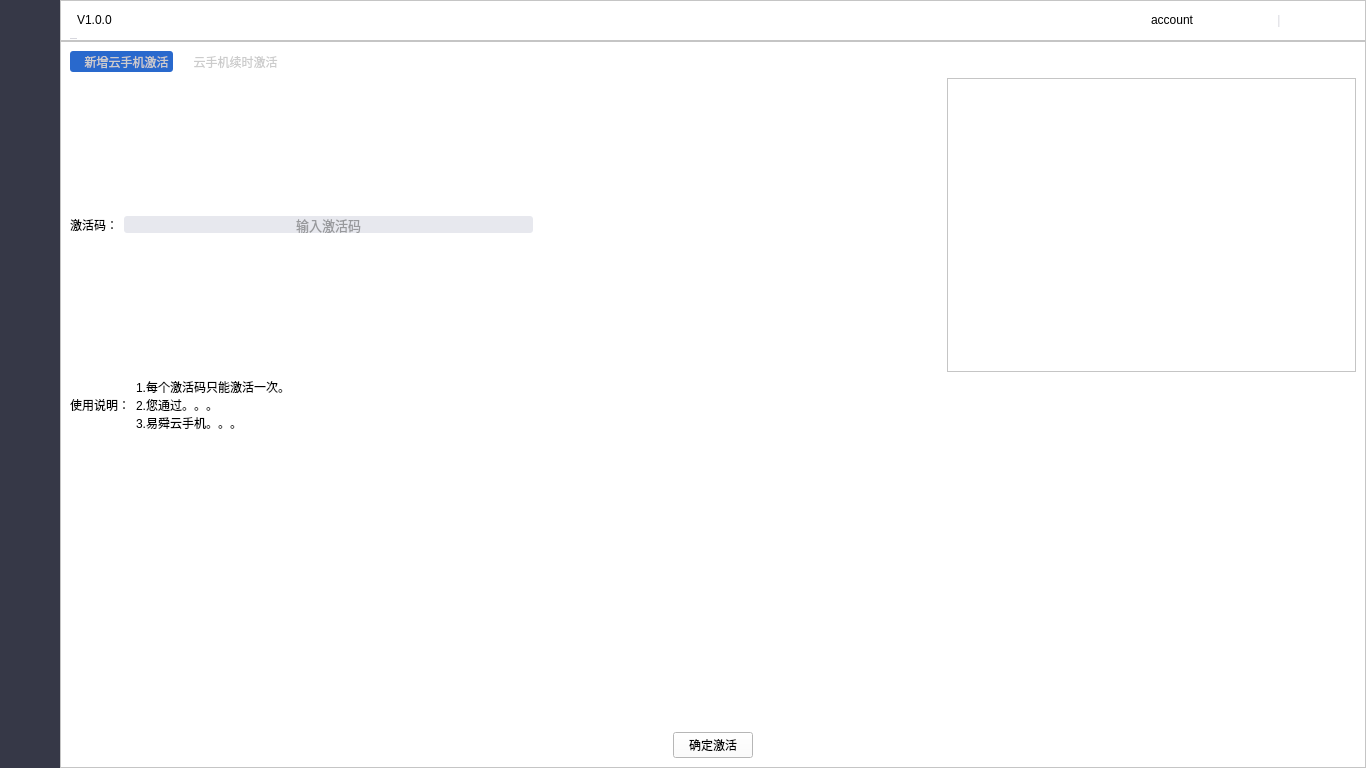
Old version of the form mainwindow.ui in the repository ZhouMei20220810/TEST.
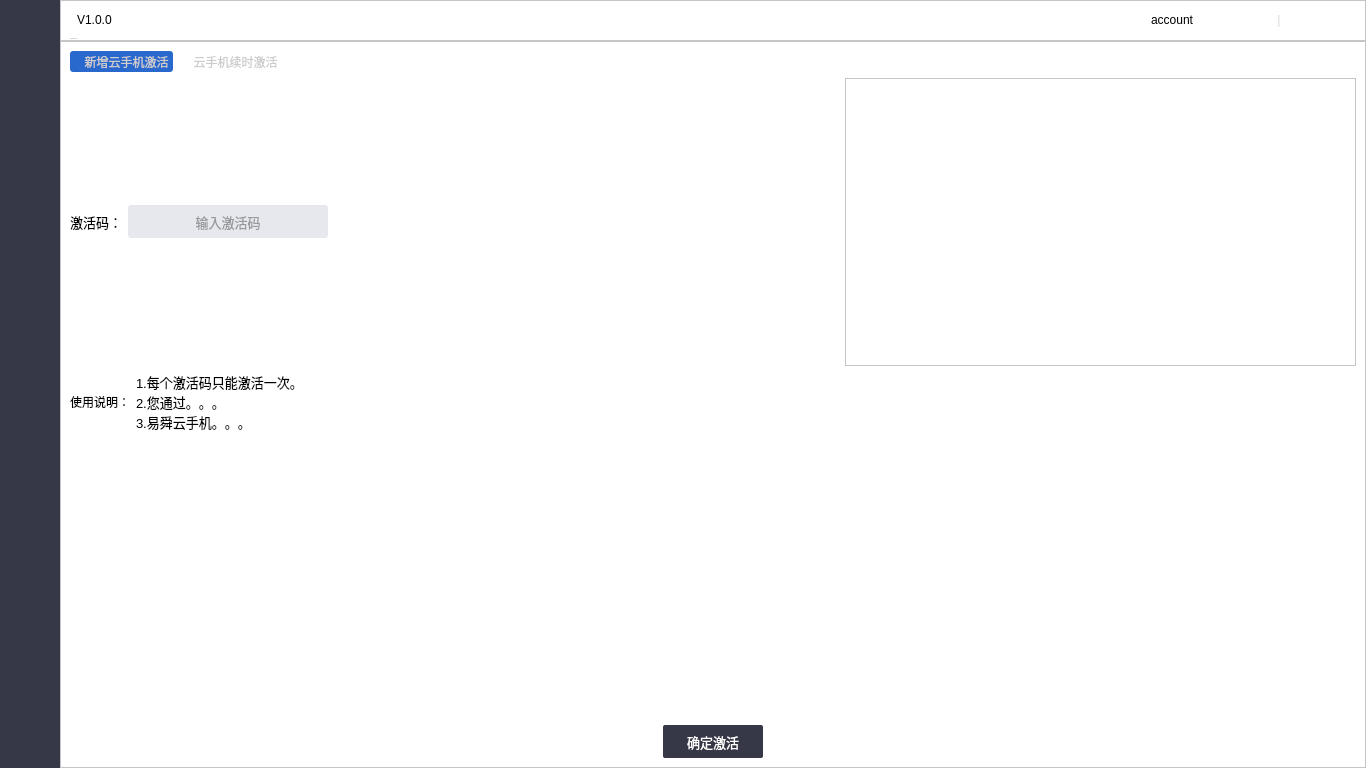
New version of the form. The open tabs and pages were chosen to show the change. Icons and pictures are not drawn.

Commit message: 备份创建订单页

```diff
--- a/mainwindow.ui
+++ b/mainwindow.ui
@@ -2117,6 +2117,11 @@
                    <height>195</height>
                   </size>
                  </property>
+                 <property name="font">
+                  <font>
+                   <pointsize>10</pointsize>
+                  </font>
+                 </property>
                  <property name="text">
                   <string>激活码：</string>
                  </property>
@@ -2127,13 +2132,13 @@
                  <property name="minimumSize">
                   <size>
                    <width>0</width>
-                   <height>0</height>
+                   <height>33</height>
                   </size>
                  </property>
                  <property name="maximumSize">
                   <size>
-                   <width>16777215</width>
-                   <height>16777215</height>
+                   <width>200</width>
+                   <height>33</height>
                   </size>
                  </property>
                  <property name="font">
@@ -2189,6 +2194,11 @@
                </item>
                <item>
                 <widget class="QLabel" name="label_4">
+                 <property name="font">
+                  <font>
+                   <pointsize>10</pointsize>
+                  </font>
+                 </property>
                  <property name="text">
                   <string>1.每个激活码只能激活一次。
 2.您通过。。。
@@ -2241,9 +2251,62 @@
                </item>
                <item>
                 <widget class="QPushButton" name="btnActiveCode">
+                 <property name="minimumSize">
+                  <size>
+                   <width>100</width>
+                   <height>33</height>
+                  </size>
+                 </property>
+                 <property name="maximumSize">
+                  <size>
+                   <width>100</width>
+                   <height>33</height>
+                  </size>
+                 </property>
+                 <property name="font">
+                  <font>
+                   <pointsize>10</pointsize>
+                  </font>
+                 </property>
+                 <property name="styleSheet">
+                  <string notr="true"> QPushButton {
+     border: 0px solid #555764;
+     border-radius:2px;
+	 background-color: #FF363847;
+	 color:#FFFFFFFF;
+ }
+QPushButton:hover
+{
+	border:0px solid  #FF27282B;
+	background-color: #FF27282B;
+}
+ QPushButton:pressed {
+     border: 0px solid #555764;
+     border-radius: 2px;
+	 background-color: #FF555764;
+	 color:#FFFFFFFF;
+ }
+QPushButton:disabled
+{
+ background-color: #FFC1C1C1;
+ color:#FFFFFFFF;
+}
+
+ QPushButton:flat {
+     border: none; /* no border for a flat push button */
+ }
+
+ QPushButton:default {
+     border-color: navy; /* make the default button prominent */
+ }
+</string>
+                 </property>
                  <property name="text">
                   <string>确定激活</string>
                  </property>
+                 <property name="flat">
+                  <bool>true</bool>
+                 </property>
                 </widget>
                </item>
                <item>
```
Left out of the diff: 2 changed lines with no effect on the pictures. The commit also changes 2 other files.
